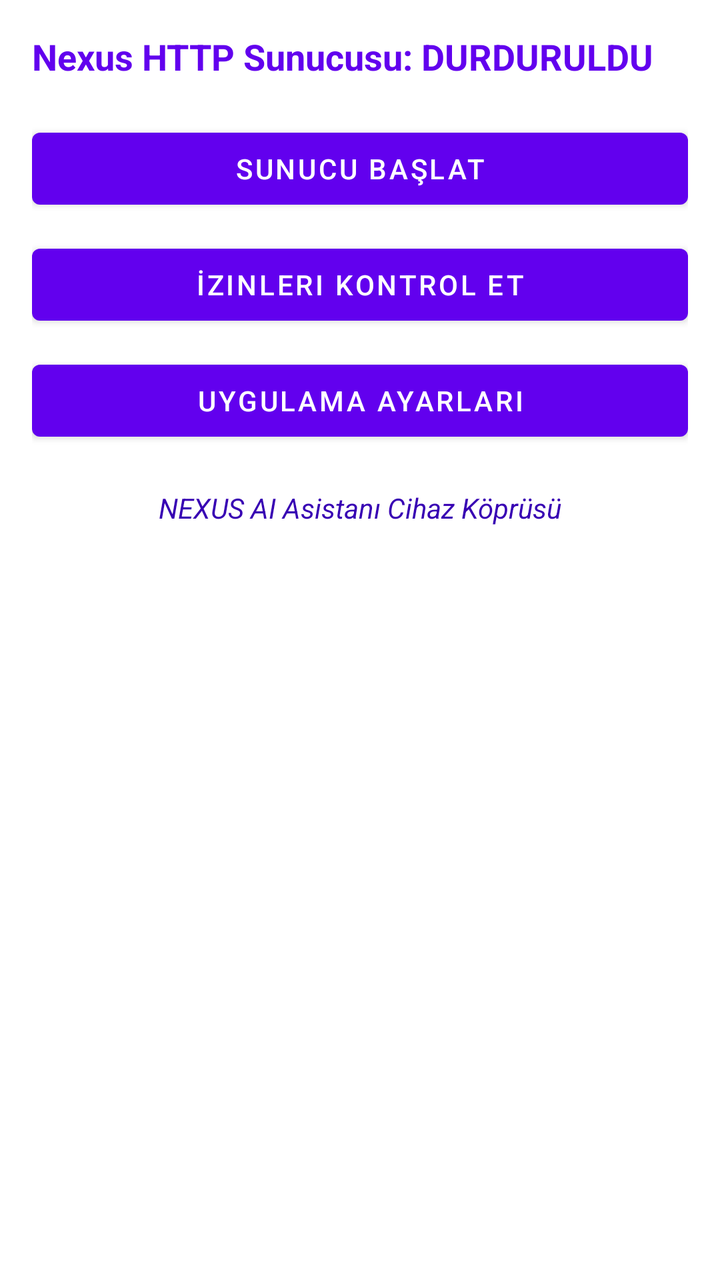
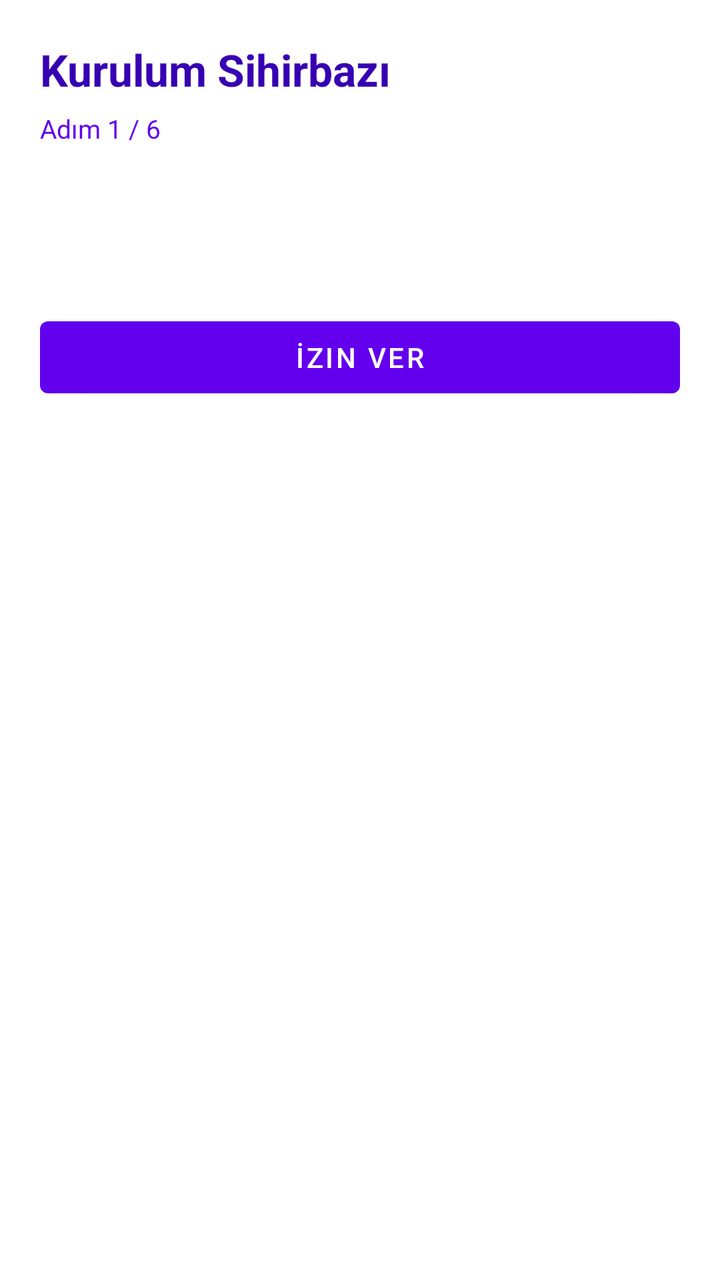

Compare the two renders of this Android layout. The source of the first and the diff that turns it into the second are given below.
<!-- AndroidManifest.xml: application theme Theme.NexusCompanion -->
<!-- res/layout/activity_main.xml -->
<?xml version="1.0" encoding="utf-8"?>
<LinearLayout xmlns:android="http://schemas.android.com/apk/res/android"
    xmlns:app="http://schemas.android.com/apk/res-auto"
    xmlns:tools="http://schemas.android.com/tools"
    android:layout_width="match_parent"
    android:layout_height="match_parent"
    android:orientation="vertical"
    android:padding="16dp"
    tools:context=".MainActivity">

    <TextView
        android:id="@+id/status_text"
        android:layout_width="match_parent"
        android:layout_height="wrap_content"
        android:text="Nexus HTTP Sunucusu: DURDURULDU"
        android:textColor="@color/purple_500"
        android:textSize="18sp"
        android:textStyle="bold"
        android:layout_marginBottom="20dp"/>

    <Button
        android:id="@+id/btn_start_server"
        android:layout_width="match_parent"
        android:layout_height="wrap_content"
        android:text="Sunucu Başlat"
        android:layout_marginBottom="10dp"/>

    <Button
        android:id="@+id/btn_check_permissions"
        android:layout_width="match_parent"
        android:layout_height="wrap_content"
        android:text="İzinleri Kontrol Et"
        android:layout_marginBottom="10dp"/>

    <Button
        android:id="@+id/btn_open_settings"
        android:layout_width="match_parent"
        android:layout_height="wrap_content"
        android:text="Uygulama Ayarları"
        android:layout_marginBottom="20dp"/>

    <TextView
        android:layout_width="match_parent"
        android:layout_height="wrap_content"
        android:text="NEXUS AI Asistanı Cihaz Köprüsü"
        android:textColor="@color/purple_700"
        android:textSize="14sp"
        android:textStyle="italic"
        android:gravity="center"/>

</LinearLayout>
<!-- resources referenced by this layout -->
<resources>
  <color name="purple_500">#FF6200EE</color>
  <color name="purple_700">#FF3700B3</color>
  <style name="Theme.NexusCompanion" parent="Theme.MaterialComponents.DayNight.DarkActionBar">
          <item name="colorPrimary">@color/purple_500</item>
          <item name="colorPrimaryVariant">@color/purple_700</item>
          <item name="colorOnPrimary">@color/white</item>
          <item name="colorSecondary">@color/teal_200</item>
          <item name="colorSecondaryVariant">@color/teal_700</item>
          <item name="colorOnSecondary">@color/black</item>
          <item name="android:statusBarColor">@color/purple_700</item>
      </style>
  <color name="white">#FFFFFFFF</color>
  <color name="teal_200">#FF03DAC5</color>
  <color name="teal_700">#FF018786</color>
  <color name="black">#FF000000</color>
</resources>

<!-- the commit's change to res/layout/activity_main.xml (unified diff, before → after) -->
@@ -1,51 +1,140 @@
 <?xml version="1.0" encoding="utf-8"?>
-<LinearLayout xmlns:android="http://schemas.android.com/apk/res/android"
-    xmlns:app="http://schemas.android.com/apk/res-auto"
+<ScrollView xmlns:android="http://schemas.android.com/apk/res/android"
     xmlns:tools="http://schemas.android.com/tools"
     android:layout_width="match_parent"
     android:layout_height="match_parent"
-    android:orientation="vertical"
-    android:padding="16dp"
+    android:fillViewport="true"
     tools:context=".MainActivity">
 
-    <TextView
-        android:id="@+id/status_text"
+    <LinearLayout
         android:layout_width="match_parent"
         android:layout_height="wrap_content"
-        android:text="Nexus HTTP Sunucusu: DURDURULDU"
-        android:textColor="@color/purple_500"
-        android:textSize="18sp"
-        android:textStyle="bold"
-        android:layout_marginBottom="20dp"/>
+        android:orientation="vertical"
+        android:padding="20dp">
 
-    <Button
-        android:id="@+id/btn_start_server"
-        android:layout_width="match_parent"
-        android:layout_height="wrap_content"
-        android:text="Sunucu Başlat"
-        android:layout_marginBottom="10dp"/>
+        
+        <LinearLayout
+            android:id="@+id/wizard_panel"
+            android:layout_width="match_parent"
+            android:layout_height="wrap_content"
+            android:orientation="vertical">
 
-    <Button
-        android:id="@+id/btn_check_permissions"
-        android:layout_width="match_parent"
-        android:layout_height="wrap_content"
-        android:text="İzinleri Kontrol Et"
-        android:layout_marginBottom="10dp"/>
+            <TextView
+                android:id="@+id/wizard_baslik"
+                android:layout_width="match_parent"
+                android:layout_height="wrap_content"
+                android:text="Kurulum Sihirbazı"
+                android:textColor="@color/purple_700"
+                android:textSize="22sp"
+                android:textStyle="bold"
+                android:layout_marginBottom="6dp" />
 
-    <Button
-        android:id="@+id/btn_open_settings"
-        android:layout_width="match_parent"
-        android:layout_height="wrap_content"
-        android:text="Uygulama Ayarları"
-        android:layout_marginBottom="20dp"/>
+            <TextView
+                android:id="@+id/wizard_ilerleme"
+                android:layout_width="match_parent"
+                android:layout_height="wrap_content"
+                android:text="Adım 1 / 6"
+                android:textColor="@color/purple_500"
+                android:textSize="13sp"
+                android:layout_marginBottom="16dp" />
 
-    <TextView
-        android:layout_width="match_parent"
-        android:layout_height="wrap_content"
-        android:text="NEXUS AI Asistanı Cihaz Köprüsü"
-        android:textColor="@color/purple_700"
-        android:textSize="14sp"
-        android:textStyle="italic"
-        android:gravity="center"/>
+            <TextView
+                android:id="@+id/wizard_ad"
+                android:layout_width="match_parent"
+                android:layout_height="wrap_content"
+                android:textSize="17sp"
+                android:textStyle="bold"
+                android:textColor="@android:color/black"
+                android:layout_marginBottom="6dp" />
 
-</LinearLayout>
+            <TextView
+                android:id="@+id/wizard_aciklama"
+                android:layout_width="match_parent"
+                android:layout_height="wrap_content"
+                android:textSize="14sp"
+                android:lineSpacingExtra="3dp"
+                android:textColor="#444444"
+                android:layout_marginBottom="18dp" />
+
+            <Button
+                android:id="@+id/wizard_btn_ver"
+                android:layout_width="match_parent"
+                android:layout_height="wrap_content"
+                android:text="İzin Ver"
+                android:layout_marginBottom="8dp" />
+
+            <Button
+                android:id="@+id/wizard_btn_atla"
+                android:layout_width="match_parent"
+                android:layout_height="wrap_content"
+                android:text="Şimdilik Atla"
+                style="@style/Widget.AppCompat.Button.Borderless" />
+        </LinearLayout>
+
+        
+        <LinearLayout
+            android:id="@+id/main_panel"
+            android:layout_width="match_parent"
+            android:layout_height="wrap_content"
+            android:orientation="vertical"
+            android:visibility="gone">
+
+            <TextView
+                android:id="@+id/status_text"
+                android:layout_width="match_parent"
+                android:layout_height="wrap_content"
+                android:text="Nexus HTTP Sunucusu: DURDURULDU"
+                android:textColor="@color/purple_500"
+                android:textSize="18sp"
+                android:textStyle="bold"
+                android:layout_marginBottom="20dp" />
+
+            <Button
+                android:id="@+id/btn_start_server"
+                android:layout_width="match_parent"
+                android:layout_height="wrap_content"
+                android:text="Sunucu Başlat"
+                android:layout_marginBottom="10dp" />
+
+            <Button
+                android:id="@+id/btn_check_permissions"
+                android:layout_width="match_parent"
+                android:layout_height="wrap_content"
+                android:text="İzinleri Kontrol Et"
+                android:layout_marginBottom="10dp" />
+
+            <Button
+                android:id="@+id/btn_open_settings"
+                android:layout_width="match_parent"
+                android:layout_height="wrap_content"
+                android:text="Uygulama Ayarları"
+                android:layout_marginBottom="10dp" />
+
+            <Button
+                android:id="@+id/btn_wizard"
+                android:layout_width="match_parent"
+                android:layout_height="wrap_content"
+                android:text="Kurulum Sihirbazını Tekrar Çalıştır"
+                style="@style/Widget.AppCompat.Button.Borderless"
+                android:layout_marginBottom="20dp" />
+
+            <TextView
+                android:id="@+id/izin_ozet"
+                android:layout_width="match_parent"
+                android:layout_height="wrap_content"
+                android:textSize="13sp"
+                android:textColor="#666666"
+                android:layout_marginBottom="16dp" />
+
+            <TextView
+                android:layout_width="match_parent"
+                android:layout_height="wrap_content"
+                android:text="NEXUS AI Asistanı Cihaz Köprüsü — Port 8090"
+                android:textColor="@color/purple_700"
+                android:textSize="14sp"
+                android:textStyle="italic"
+                android:gravity="center" />
+        </LinearLayout>
+
+    </LinearLayout>
+</ScrollView>
